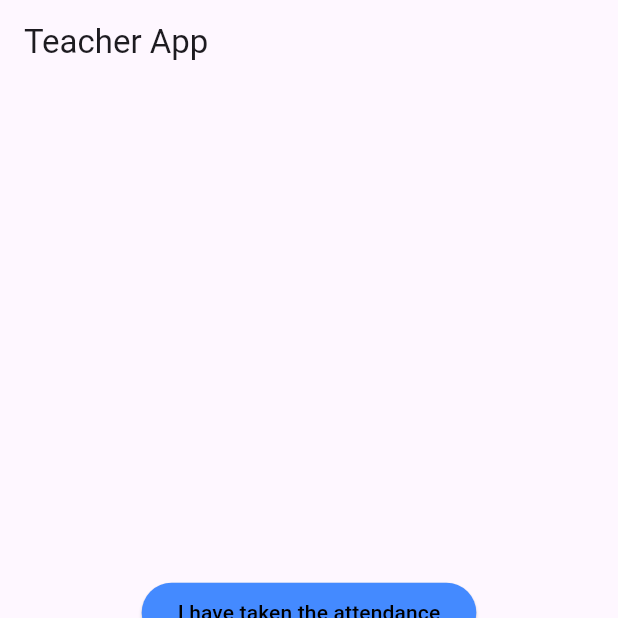
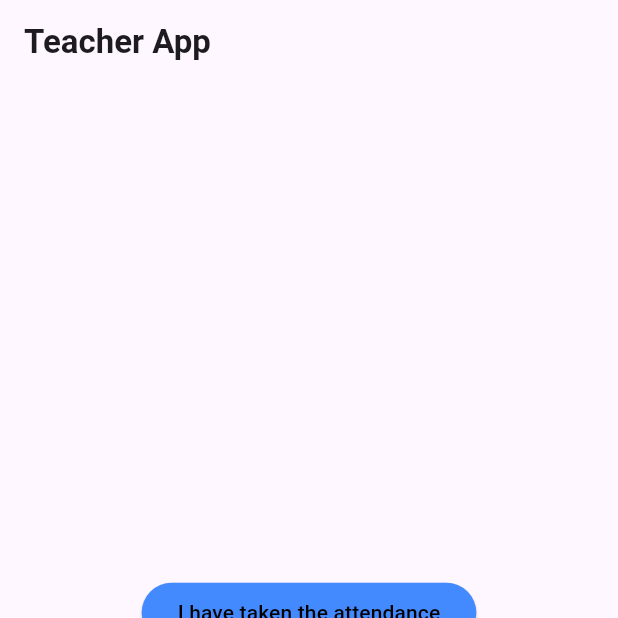
Before and after one commit to MR-Sambit/teacher_app, a Flutter app: the screen it shows after launch, on a phone screen of 412 x 824 dp, the top half of it. Run offline on Flutter 3.47's test engine with Material 3 defaults, Android fonts, the phone set to English and light mode, and no system bars.

```diff
--- a/lib/screens/home_page.dart
+++ b/lib/screens/home_page.dart
@@ -15,7 +15,10 @@ class _HomePageState extends State<HomePage> {
     return Scaffold(
       appBar: AppBar(
         backgroundColor: Colors.transparent,
-        title: Text(widget.title),
+        title: Text(
+          widget.title,
+          style: const TextStyle(fontWeight: FontWeight.bold),
+        ),
       ),
       body: Center(
         child: Column(
```
Also changed, not shown: 1 other file.
